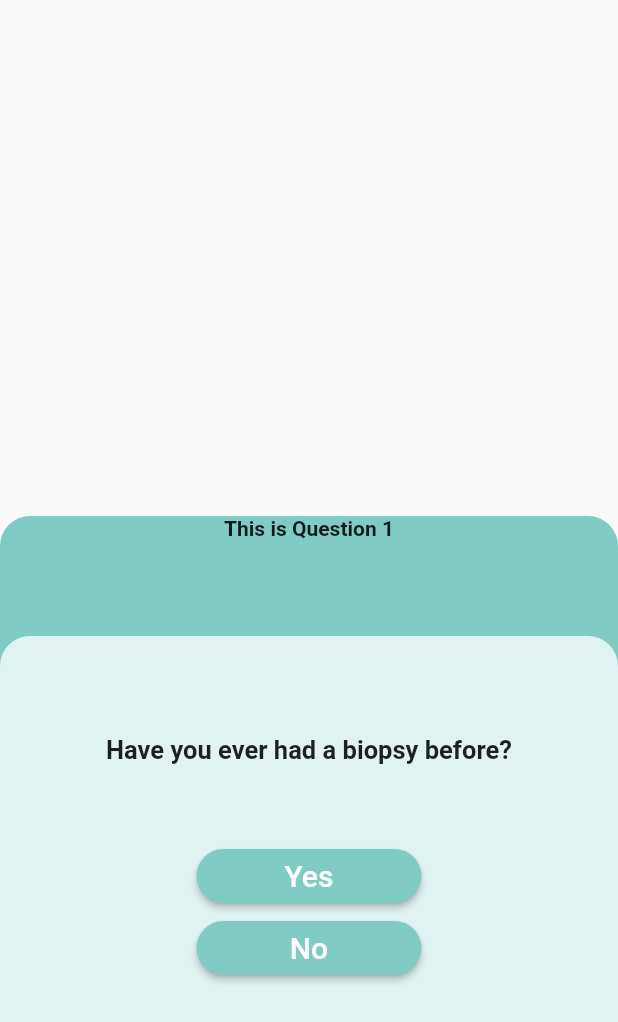
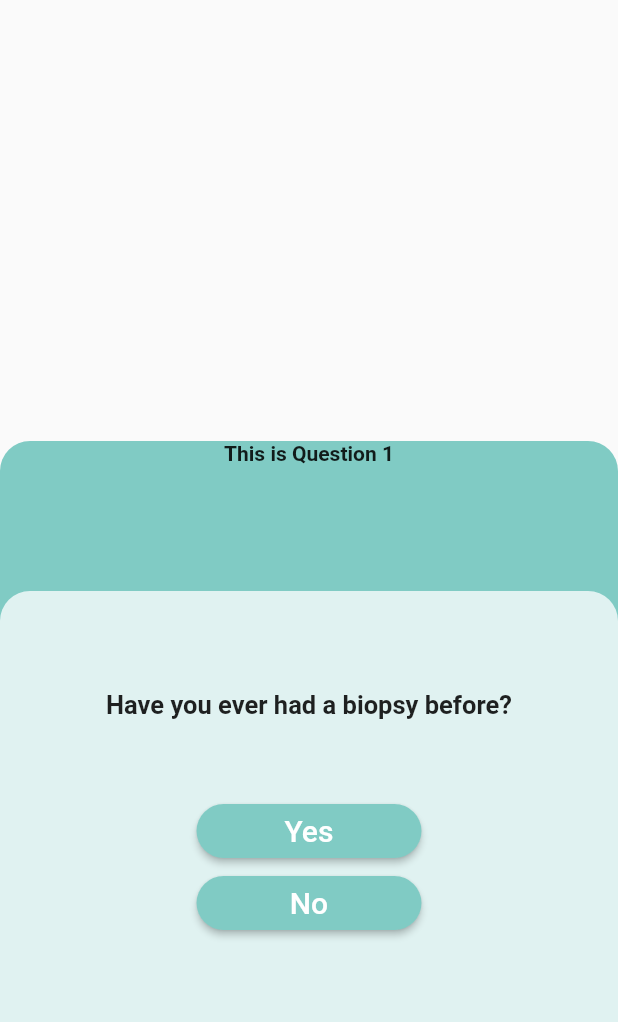
Before and after one commit to Endev-Brian-Kan/PageViewExercise, a Flutter app: the screen it shows after launch, on a phone screen of 412 x 824 dp. Shown: the top 1022 px of the screen. Run offline on Flutter 3.47's test engine with Material 2 defaults, Android fonts, the phone set to English and light mode, and no system bars.

Commit message:
In pageTemplate, I increased the heights of both Containers.

```diff
--- a/lib/pageTemplate.dart
+++ b/lib/pageTemplate.dart
@@ -19,10 +19,9 @@ class Pagetemplate extends StatelessWidget {
     return Stack(
       alignment: Alignment.bottomCenter,
       children: <Widget>[
-        SizedBox(height: 50),
         Container(
           width: double.infinity,
-          height: 480,
+          height: 530,
           // color: Colors.teal[200],
           decoration: BoxDecoration(
             color: Colors.teal[200],
@@ -35,7 +34,7 @@ class Pagetemplate extends StatelessWidget {
         ),
         Container(
           padding: EdgeInsets.all(16.0),
-          height: 400,
+          height: 430,
           decoration: BoxDecoration(
             color: Colors.teal[50],
             borderRadius: BorderRadius.only(
```
